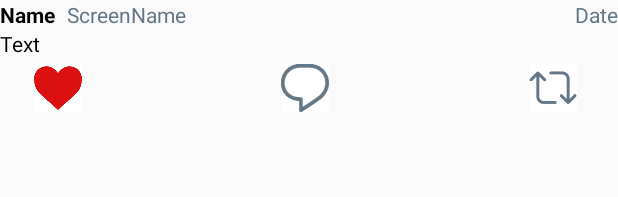
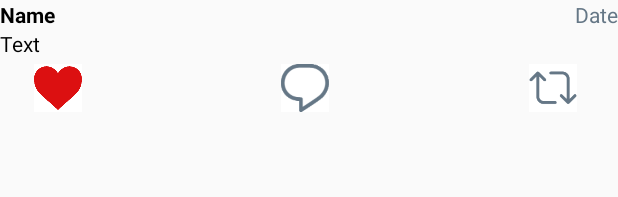
Before and after one commit to bulbigood/SimpleTwitter, an Android app: the layout tweet_layout.xml on its own in the app's theme, with its tools: preview values and no code run, on a phone screen of 412 x 824 dp. Shown: the top 197 px of the screen. Run offline under Robolectric (Android 15) with nearby library versions, the phone set to English and light mode, and no system bars.

Commit message:
- Возможность посмотреть переписку других людей из окна переписки - Теперь в окне переписки текст твита загружается полностью - Баннер и имя юзера твита в окне переписки загружаются корректно

```diff
--- a/app/src/main/java/com/example/myapplication/api/TwitterAPI.java
+++ b/app/src/main/java/com/example/myapplication/api/TwitterAPI.java
@@ -11,7 +11,7 @@ import retrofit2.http.*;
 public interface TwitterAPI {
 
     @GET("/1.1/statuses/show.json")
-    Call<Tweet> getTweet(@Query("id") Long id,
+    Call<Tweet> getTweet(@Query("id") Long id, @Query("tweet_mode") String tweet_mode,
                                 @Header("Authorization") String credentials);
 
     @GET("/1.1/search/tweets.json")
--- a/app/src/main/java/com/example/myapplication/ui/RepliesListAdapter.java
+++ b/app/src/main/java/com/example/myapplication/ui/RepliesListAdapter.java
@@ -69,6 +69,9 @@ public class RepliesListAdapter extends ArrayAdapter<Tweet> {
             }
         });
 
+        ImageButton replyButton = view.findViewById(R.id.replyButton);
+        replyButton.setOnClickListener(new ReplyButtonListener(PageController.getInstance(activity), tweet));
+
         return view;
     }
 }
--- a/app/src/main/java/com/example/myapplication/ui/TweetsListAdapter.java
+++ b/app/src/main/java/com/example/myapplication/ui/TweetsListAdapter.java
@@ -35,12 +35,12 @@ public class TweetsListAdapter extends ArrayAdapter<Tweet> {
         LayoutInflater inflater = (LayoutInflater) activity.getSystemService(Activity.LAYOUT_INFLATER_SERVICE);
         View view = inflater.inflate(resource, null);
 
-        TextView screen_name = view.findViewById(R.id.tweet_screen_name);
+        //TextView screen_name = view.findViewById(R.id.tweet_screen_name);
         TextView name = view.findViewById(R.id.tweet_name);
         TextView date = view.findViewById(R.id.tweet_date);
         TextView text = view.findViewById(R.id.tweet_text);
 
-        String screen_name_text = "@" + tweet.getUser().getScreenName();
+        //String screen_name_text = "@" + tweet.getUser().getScreenName();
 
         //Фавориты, ретвиты...
         String favor_count = String.valueOf(tweet.getFavoriteCount());
@@ -50,7 +50,7 @@ public class TweetsListAdapter extends ArrayAdapter<Tweet> {
         favor.setText(favor_count);
         retweet.setText(retweets_count);
 
-        screen_name.setText(screen_name_text);
+        //screen_name.setText(screen_name_text);
         name.setText(tweet.getUser().getName());
         text.setText(tweet.getText());
         date.setText(Utils.getRelativeTime(tweet.getCreatedAt()));
--- a/app/src/main/res/layout/activity_layout.xml
+++ b/app/src/main/res/layout/activity_layout.xml
@@ -57,6 +57,7 @@
                         android:visibility="gone"
                         android:layout_width="wrap_content"
                         android:layout_height="wrap_content"
+                        android:textColor="@color/white"
                         android:id="@+id/user_screen_name"
 
                         android:paddingLeft="@dimen/little_margin"
@@ -69,6 +70,7 @@
                         android:text="Обновлено только что"
                         android:layout_width="wrap_content"
                         android:layout_height="wrap_content"
+                        android:textColor="@color/white"
                         android:id="@+id/user_date"
                         android:paddingRight="@dimen/little_margin"
                         android:layout_gravity="right|top"
--- a/app/src/main/res/layout/tweet_layout.xml
+++ b/app/src/main/res/layout/tweet_layout.xml
@@ -26,15 +26,6 @@
             android:layout_height="wrap_content"
             android:id="@+id/tweet_date" android:layout_alignParentTop="true" android:layout_alignParentRight="true"
             android:layout_alignParentEnd="true"/>
-    <TextView
-            style="@style/TweetSecondaryText"
-            android:text="ScreenName"
-            android:layout_width="wrap_content"
-            android:layout_height="wrap_content"
-            android:id="@+id/tweet_screen_name"
-            android:layout_marginLeft="@dimen/big_margin"
-            android:layout_marginStart="@dimen/big_margin" android:layout_alignParentTop="true"
-            android:layout_toRightOf="@+id/tweet_name" android:layout_toEndOf="@+id/tweet_name"/>
     <TextView
             style="@style/TweetPrimaryText"
             android:text="Name"
```
Also changed, not shown: app/src/main/java/com/example/myapplication/NetworkLoader.java (+26 -2 lines), app/src/main/java/com/example/myapplication/api/structure/Tweet.java (+7 -0 lines), app/src/main/java/com/example/myapplication/page/PageController.java (+7 -11 lines), app/src/main/java/com/example/myapplication/ui/ScrollingActivity.java (+5 -18 lines).
